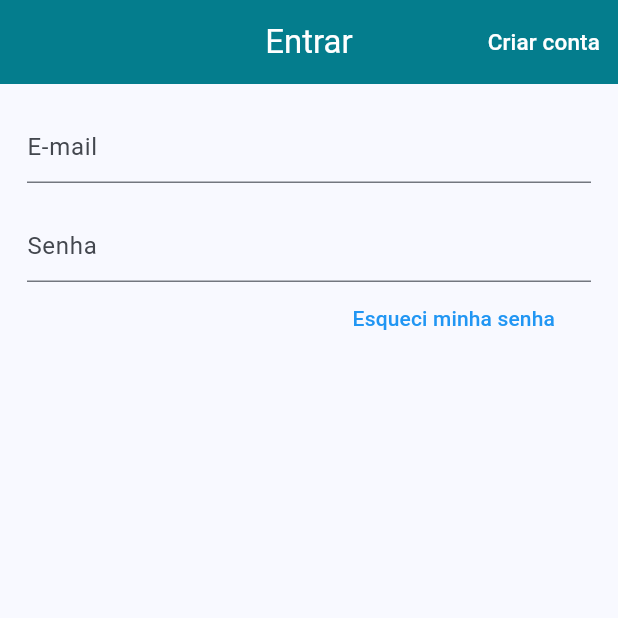
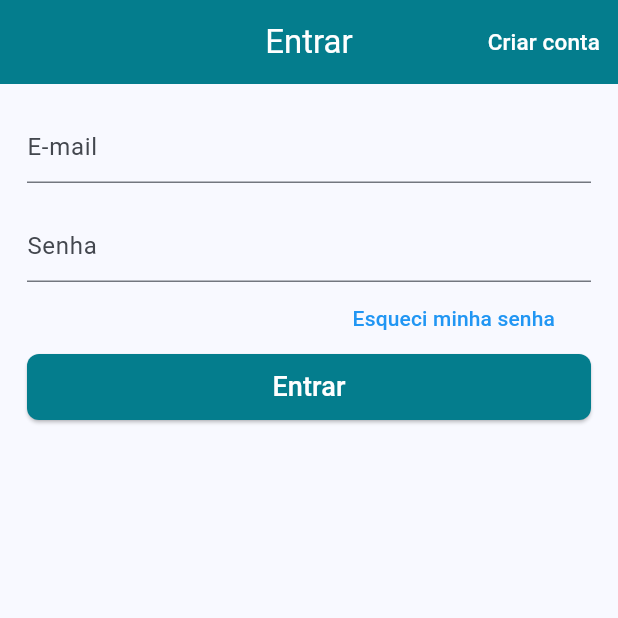
Before and after one commit to abigailmvlima/flutter_online_clothing_store, a Flutter app: the screen it shows after launch, on a phone screen of 412 x 824 dp, the top half of it. Run offline on Flutter 3.47's test engine with Material 3 defaults, Android fonts, the phone set to English and light mode, and no system bars; our stand-ins replace cloud_firestore, firebase_auth, firebase_core, google_sign_in, transparent_image; accounts and stored records are empty.

Commit message:
feat: I finished the login screen

```diff
--- a/lib/screens/login_screen.dart
+++ b/lib/screens/login_screen.dart
@@ -1,6 +1,8 @@
 import 'package:flutter/material.dart';
 
 class LoginScreen extends StatelessWidget {
+  final _formKey = GlobalKey<FormState>();
+
   @override
   Widget build(BuildContext context) {
     final Color primaryColor = Theme.of(context).primaryColor;
@@ -29,17 +31,30 @@ class LoginScreen extends StatelessWidget {
         ],
       ),
       body: Form(
+        key: _formKey,
         child: ListView(
           padding: const EdgeInsets.all(18.0),
           children: [
             TextFormField(
               decoration: const InputDecoration(hintText: "E-mail"),
               keyboardType: TextInputType.emailAddress,
+              validator: (text) {
+                if (text == null || text.isEmpty || !text.contains("@")) {
+                  return "E-mail inválido";
+                }
+                return null;
+              },
             ),
             const SizedBox(height: 18.0),
             TextFormField(
               decoration: const InputDecoration(hintText: "Senha"),
               obscureText: true, // Mostra asteriscos ao digitar a senha
+              validator: (text) {
+                if (text == null || text.isEmpty || text.length < 6) {
+                  return "E-mail inválido";
+                }
+                return null;
+              },
             ),
             Align(
               alignment: Alignment.centerRight,
@@ -60,7 +75,27 @@ class LoginScreen extends StatelessWidget {
                   textAlign: TextAlign.right,
                 ),
               ),
-            )
+            ),
+            SizedBox(
+              height: 44.0,
+              child: ElevatedButton(
+                onPressed: () {
+                  if (_formKey.currentState?.validate() ?? false) {}
+                },
+                style: ElevatedButton.styleFrom(
+                  backgroundColor: primaryColor, // Cor de fundo do botão
+                  foregroundColor: Colors.white, // Cor do texto
+                  shape: RoundedRectangleBorder(
+                    borderRadius:
+                        BorderRadius.circular(8.0), // Define o raio das bordas
+                  ),
+                ),
+                child: const Text(
+                  "Entrar",
+                  style: TextStyle(fontSize: 18.0),
+                ),
+              ),
+            ),
           ],
         ),
       ),
```
